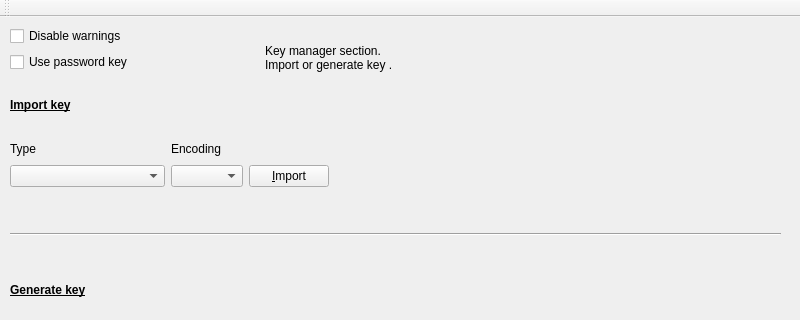
Old version of the form mainwindow.ui in the repository redazzalpha/xkrypt; both pictures show x 0 to 800 and y 0 to 320 of the 800 by 600 pixel window.
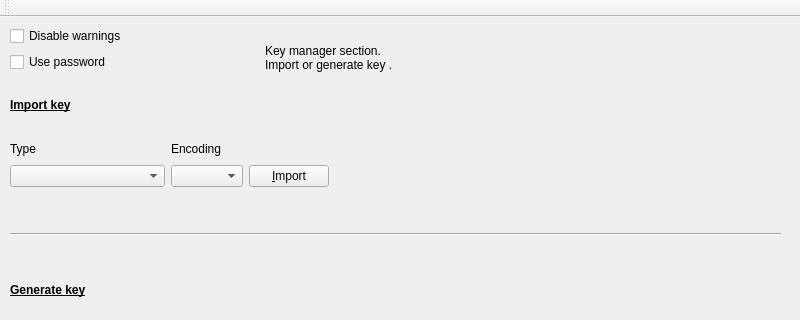
New version of the form. Icons and pictures are not drawn.

The edit to the form file:
```diff
--- a/mainwindow.ui
+++ b/mainwindow.ui
@@ -56,7 +56,7 @@
        <item>
         <widget class="QCheckBox" name="m_keyMPk">
          <property name="text">
-          <string>Use password key</string>
+          <string>Use password</string>
          </property>
         </widget>
        </item>
```
